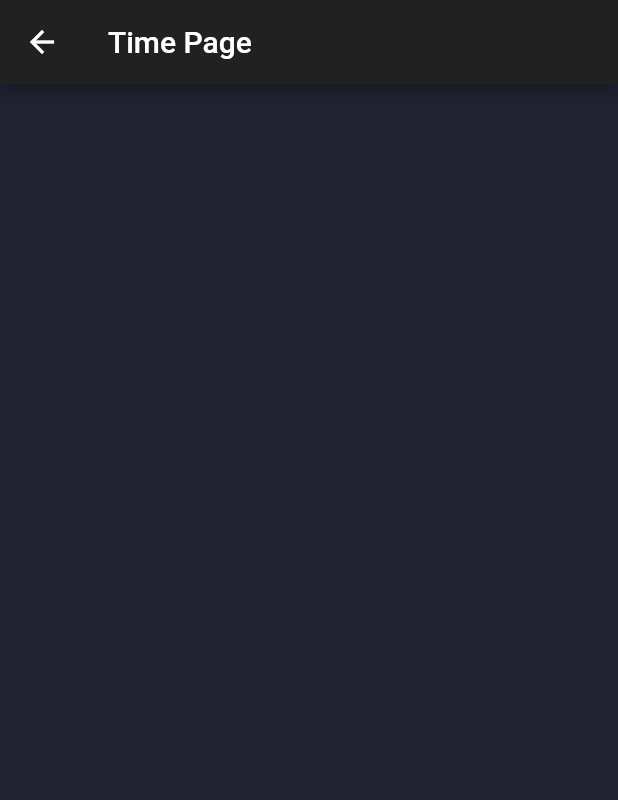
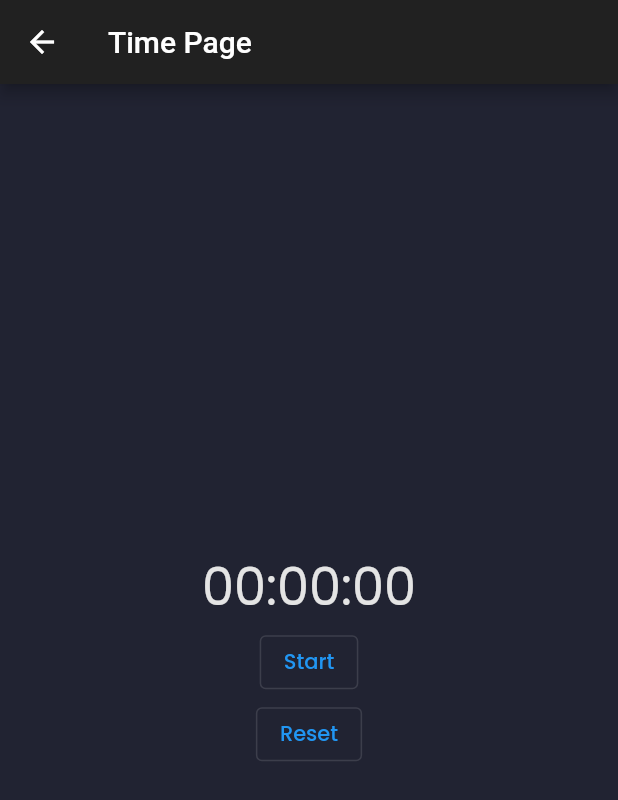
Before and after one commit to ASC-Machine-Tools-Inc/ASC-Time-Tracker, a Flutter app: the JobStartScreen screen opened by its route, on a phone screen of 412 x 824 dp. Shown: the top 800 px of the screen. Run offline on Flutter 3.47's test engine with Material 2 defaults, Android fonts, the phone set to English and light mode, and no system bars; our stand-ins replace google_fonts, sizer.

Commit message:
Basic timer working for starting new time log

```diff
--- /dev/null
+++ b/lib/models/time_log_model.dart
@@ -0,0 +1,34 @@
+import 'package:flutter/cupertino.dart';
+
+class TimeLogModel extends ChangeNotifier {
+  // Internal, private current time.
+  Stopwatch _stopwatch = new Stopwatch();
+
+  void toggle() {
+    if (_stopwatch.isRunning) {
+      _stopwatch.stop();
+    } else {
+      _stopwatch.start();
+    }
+    notifyListeners();
+  }
+
+  void reset() {
+    _stopwatch.stop();
+    _stopwatch.reset();
+    notifyListeners();
+  }
+
+  String getTime() {
+    var secs = _stopwatch.elapsedMilliseconds ~/ 1000;
+    var hours = (secs ~/ 3600).toString().padLeft(2, '0');
+    var minutes = ((secs % 3600) ~/ 60).toString().padLeft(2, '0');
+    var seconds = (secs % 60).toString().padLeft(2, '0');
+
+    return "$hours:$minutes:$seconds";
+  }
+
+  bool isZero() {
+    return _stopwatch.elapsed.inMicroseconds == 0;
+  }
+}
--- a/lib/screens/dashboard/home_screen.dart
+++ b/lib/screens/dashboard/home_screen.dart
@@ -1,5 +1,7 @@
 import 'package:flutter/material.dart';
+import 'package:provider/provider.dart';
 
+import 'package:asc_time_tracker/models/time_log_model.dart';
 import 'package:asc_time_tracker/utils/constants.dart';
 import 'package:asc_time_tracker/widgets/current_log.dart';
 import 'package:asc_time_tracker/widgets/action_list.dart';
--- a/lib/screens/dashboard/job_start_screen.dart
+++ b/lib/screens/dashboard/job_start_screen.dart
@@ -1,4 +1,9 @@
+import 'dart:async';
+
 import 'package:flutter/material.dart';
+import 'package:provider/provider.dart';
+
+import 'package:asc_time_tracker/models/time_log_model.dart';
 
 class JobStartScreen extends StatefulWidget {
   const JobStartScreen({Key? key}) : super(key: key);
@@ -8,12 +13,52 @@ class JobStartScreen extends StatefulWidget {
 }
 
 class _JobStartScreenState extends State<JobStartScreen> {
+  // Initialized in initState, but need late keyword to make it wait
+  late Timer _everySecond;
+
+  @override
+  void initState() {
+    super.initState();
+
+    // Refreshes timer
+    _everySecond = new Timer.periodic(Duration(seconds: 1), (Timer t) {
+      if (mounted) {
+        setState(() {});
+      }
+    });
+  }
+
   @override
   Widget build(BuildContext context) {
     return Scaffold(
       appBar: AppBar(
         title: const Text('Time Page'),
       ),
+      body: Container(
+          alignment: Alignment.center,
+          child: Column(
+            mainAxisAlignment: MainAxisAlignment.center,
+            crossAxisAlignment: CrossAxisAlignment.center,
+            children: [
+              Consumer<TimeLogModel>(
+                  builder: (context, timeLog, child) => Text(
+                        timeLog.getTime(),
+                        style: Theme.of(context).textTheme.headline4,
+                      )),
+              OutlinedButton(
+                  onPressed: () {
+                    var timeLog = context.read<TimeLogModel>();
+                    timeLog.toggle();
+                  },
+                  child: Text('Start')),
+              OutlinedButton(
+                  onPressed: () {
+                    var timeLog = context.read<TimeLogModel>();
+                    timeLog.reset();
+                  },
+                  child: Text('Reset')),
+            ],
+          )),
     );
   }
 }
```
Also changed, not shown: lib/main.dart (+8 -2 lines), lib/widgets/current_log.dart (+26 -6 lines).
